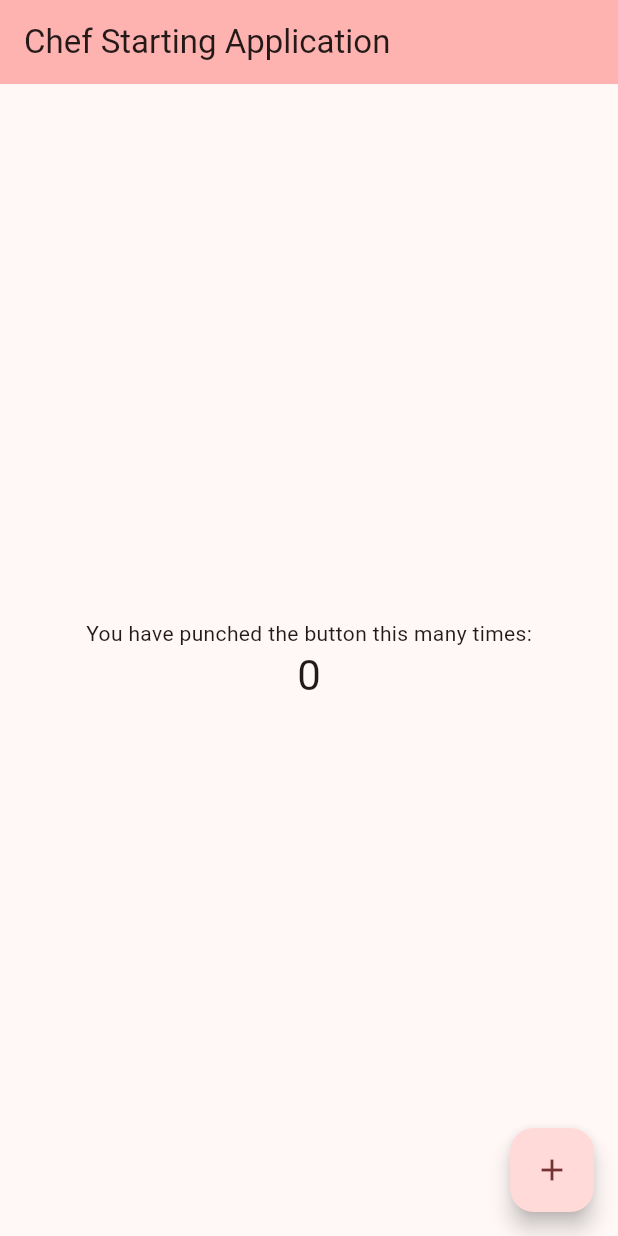
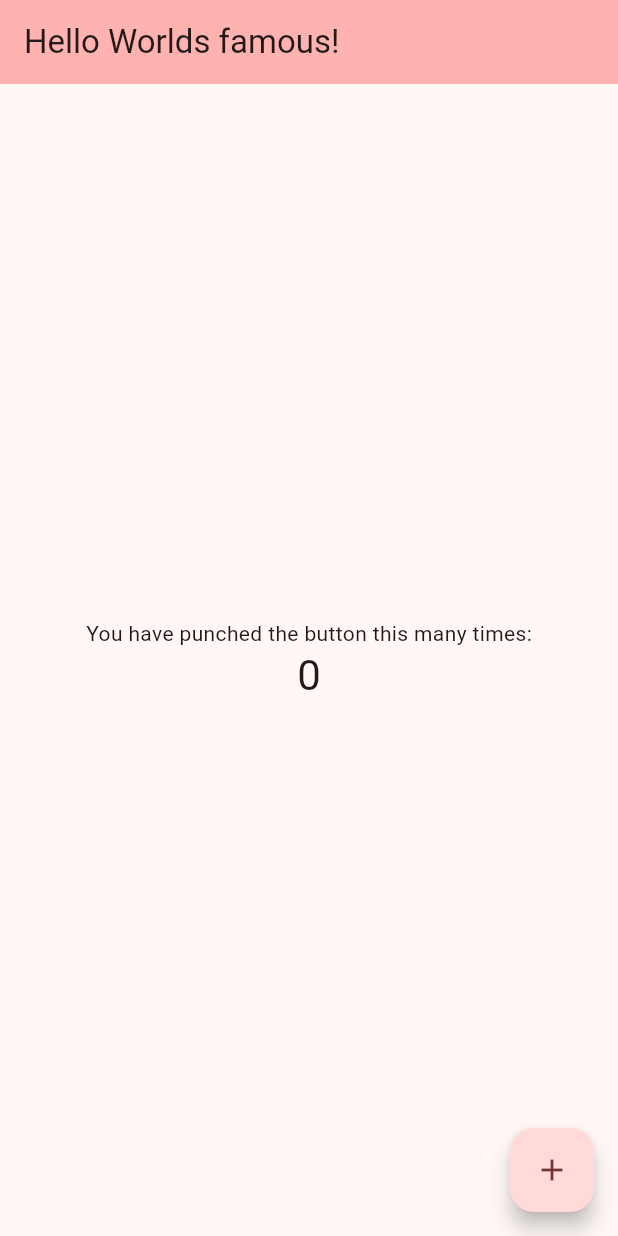
Before and after one commit to Junkfood-dk/JunkFoodAdmin, a Flutter app: the screen it shows after launch, on a phone screen of 412 x 824 dp. Run offline on Flutter 3.47's test engine with Material 3 defaults, Android fonts, the phone set to English and light mode, and no system bars; generated files the repository leaves out were written again.

Commit message:
Add languagesettings based on system language
The application now sets the language via localizations based on detected language on device system.

Co-authored-by: Jonas <kram@itu.dk>

```diff
--- a/lib/l10n/app_en.arb
+++ b/lib/l10n/app_en.arb
@@ -1,5 +1,5 @@
 {
-  "helloWorld": "Hello World!",
+  "helloWorld": "Hello Worlds famous!",
   "@helloWorld": {
     "description": "The conventional newborn programmer greeting"
   }
--- a/lib/main.dart
+++ b/lib/main.dart
@@ -24,10 +24,7 @@ class MyApp extends StatelessWidget {
         GlobalWidgetsLocalizations.delegate,
         GlobalCupertinoLocalizations.delegate,
       ],
-      supportedLocales: const [
-        Locale('en'), // English
-        Locale('da'), // Danish
-      ],
+      supportedLocales: AppLocalizations.supportedLocales,
       home: const MyHomePage(title: 'Chef Starting Application'),
     );
   }
@@ -81,7 +78,7 @@ class _MyHomePageState extends State<MyHomePage> {
         backgroundColor: Theme.of(context).colorScheme.inversePrimary,
         // Here we take the value from the MyHomePage object that was created by
         // the App.build method, and use it to set our appbar title.
-        title: Text(widget.title),
+        title: Text(AppLocalizations.of(context)!.helloWorld),
       ),
       body: Center(
         // Center is a layout widget. It takes a single child and positions it
```
Also changed, not shown: 6 other files.
